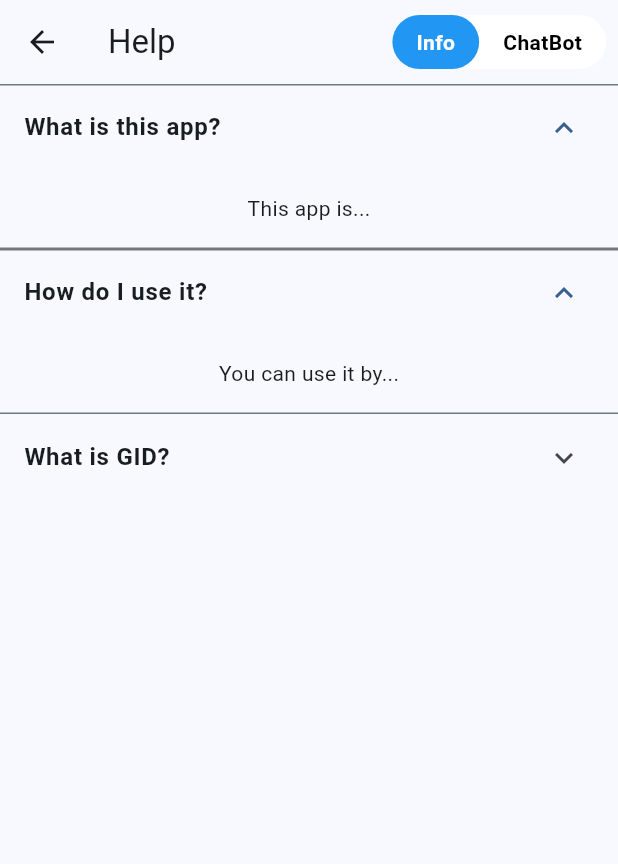
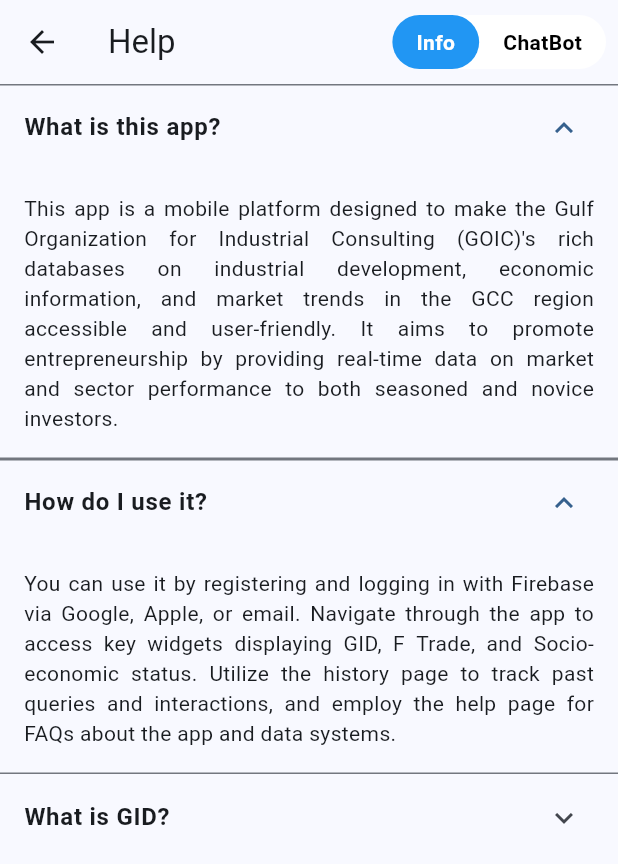
Before and after one commit to Faisal-bits/goic, a Flutter app: the HelpPage screen opened directly, after a tap on "What is this app?", after a tap on "How do I use it?", on a phone screen of 412 x 824 dp. Shown: the top 864 px of the screen. Run offline on Flutter 3.47's test engine with Material 3 defaults, Android fonts, the light colour scheme and no system bars; our stand-ins replace cloud_firestore, firebase_auth, firebase_core, firebase_storage, fl_chart, flutter_slidable and 5 more; accounts and stored records are empty; network calls fail.

Commit message:
Help Page Q&A filled in
and updated build for iOS

```diff
--- a/lib/localization.dart
+++ b/lib/localization.dart
@@ -35,9 +35,12 @@ class AppLocalizations {
       'whatIsThisApp': 'What is this app?',
       'howDoIUseIt': 'How do I use it?',
       'whatIsGID': 'What is GID?',
-      'appExplanation': 'This app is...',
-      'usageInstructions': 'You can use it by...',
-      'gidExplanation': 'GID stands for...',
+      'appExplanation':
+          "This app is a mobile platform designed to make the Gulf Organization for Industrial Consulting (GOIC)'s rich databases on industrial development, economic information, and market trends in the GCC region accessible and user-friendly. It aims to promote entrepreneurship by providing real-time data on market and sector performance to both seasoned and novice investors.",
+      'usageInstructions':
+          'You can use it by registering and logging in with Firebase via Google, Apple, or email. Navigate through the app to access key widgets displaying GID, F Trade, and Socio-economic status. Utilize the history page to track past queries and interactions, and employ the help page for FAQs about the app and data systems.',
+      'gidExplanation':
+          'GID stands for Gulf Industrial Data, which includes comprehensive market analysis, investment opportunities, and industrial studies across the GCC. This data helps organizations and investors to make informed decisions by providing insights into more than 20 different market sectors in the region.',
       'typeYourMessageHere': 'Type your message here...',
       'communities': 'Communities',
       'createPost': 'Create Post',
@@ -89,9 +92,12 @@ class AppLocalizations {
       'whatIsThisApp': 'ما هذا التطبيق؟',
       'howDoIUseIt': 'كيف أستخدمه؟',
       'whatIsGID': 'ما هو GID؟',
-      'appExplanation': 'هذا التطبيق هو...',
-      'usageInstructions': 'يمكنك استخدامه عن طريق...',
-      'gidExplanation': 'GID يعني...',
+      'appExplanation':
+          'هذا التطبيق هو منصة متنقلة مصممة لجعل قواعد البيانات الغنية لمنظمة الخليج للاستشارات الصناعية (GOIC) حول التنمية الصناعية، المعلومات الاقتصادية، واتجاهات السوق في منطقة الخليج سهلة الوصول وودية للمستخدم. يهدف إلى تعزيز ريادة الأعمال من خلال توفير بيانات في الوقت الفعلي عن أداء السوق والقطاع لكل من المستثمرين المتمرسين والجدد.',
+      'usageInstructions':
+          'يمكنك استخدامه بالتسجيل والدخول عبر Firebase باستخدام Google، Apple، أو البريد الإلكتروني. تنقل عبر التطبيق للوصول إلى الأدوات الرئيسية التي تعرض GID، F Trade، والحالة الاقتصادية الاجتماعية. استخدم صفحة السجل لتتبع الاستعلامات والتفاعلات السابقة، واستفد من صفحة المساعدة للأسئلة الشائعة حول التطبيق وأنظمة البيانات.',
+      'gidExplanation':
+          'GID يعني بيانات الصناعة بالخليج، والتي تشمل تحليلات السوق الشاملة، فرص الاستثمار، والدراسات الصناعية عبر دول مجلس التعاون الخليجي. تساعد هذه البيانات المنظمات والمستثمرين على اتخاذ قرارات مستنيرة من خلال توفير رؤى حول أكثر من 20 قطاع سوق مختلف في المنطقة.',
       'typeYourMessageHere': 'اكتب رسالتك هنا...',
       'communities': 'المجتمعات',
       'createPost': 'إنشاء منشور',
```
Also changed, not shown: 1 other file.
